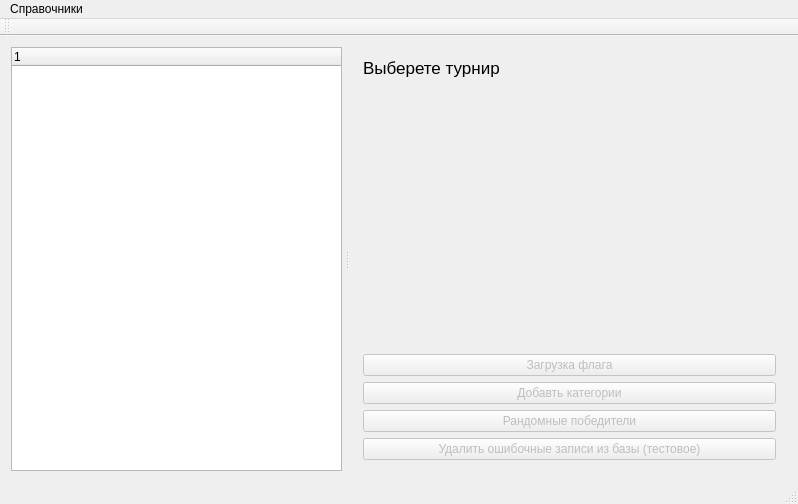
BarsukAlexey/xelarogi, file TournamentManager/mainwindow.ui: the form before one commit.
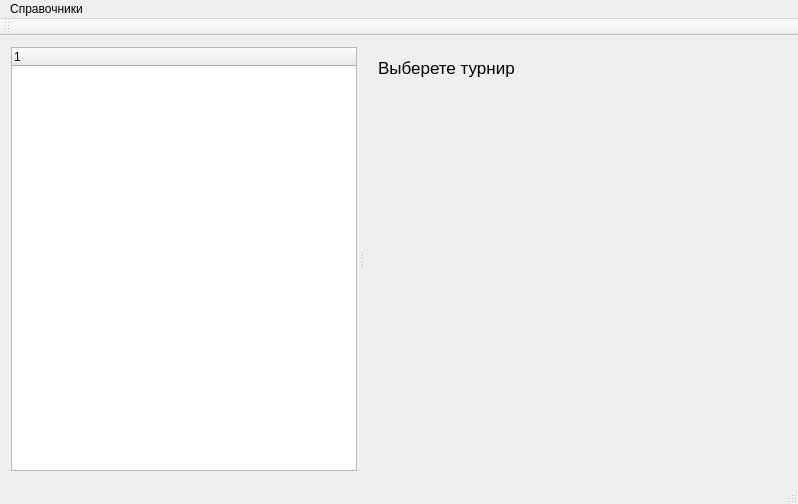
The form after the commit. The open tabs and pages were chosen to show the change.

Diff of the .ui file:
```diff
--- a/TournamentManager/mainwindow.ui
+++ b/TournamentManager/mainwindow.ui
@@ -119,46 +119,6 @@
              </property>
             </spacer>
            </item>
-           <item>
-            <widget class="QPushButton" name="pushButton_3">
-             <property name="enabled">
-              <bool>false</bool>
-             </property>
-             <property name="text">
-              <string>Загрузка флага</string>
-             </property>
-            </widget>
-           </item>
-           <item>
-            <widget class="QPushButton" name="pushButton">
-             <property name="enabled">
-              <bool>false</bool>
-             </property>
-             <property name="text">
-              <string>Добавть категории</string>
-             </property>
-            </widget>
-           </item>
-           <item>
-            <widget class="QPushButton" name="pushButton_2">
-             <property name="enabled">
-              <bool>false</bool>
-             </property>
-             <property name="text">
-              <string>Рандомные победители</string>
-             </property>
-            </widget>
-           </item>
-           <item>
-            <widget class="QPushButton" name="testClearBtn">
-             <property name="enabled">
-              <bool>false</bool>
-             </property>
-             <property name="text">
-              <string>Удалить ошибочные записи из базы (тестовое)</string>
-             </property>
-            </widget>
-           </item>
           </layout>
          </item>
         </layout>
@@ -307,7 +267,7 @@
              <item>
               <widget class="QPushButton" name="trophyBtnImage">
                <property name="text">
-                <string>Создать грамоты (картинки)</string>
+                <string>Создать грамоты (PDF)</string>
                </property>
               </widget>
              </item>
```
